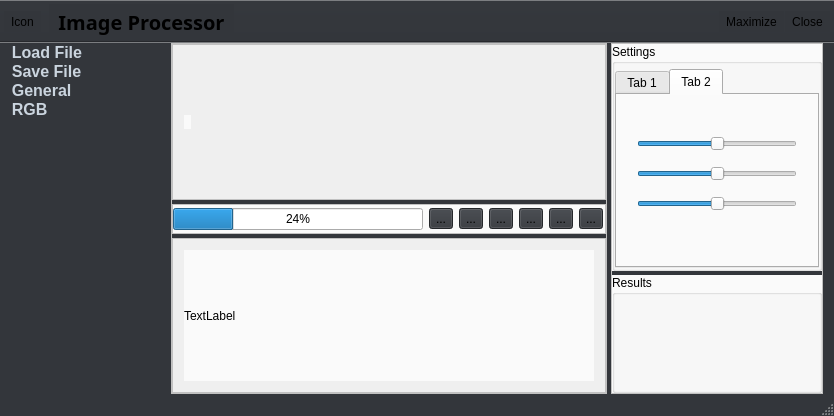
Qt form ImageProcessor/mainwindow.ui (gitdev1234/ImageProcessor) before a commit.
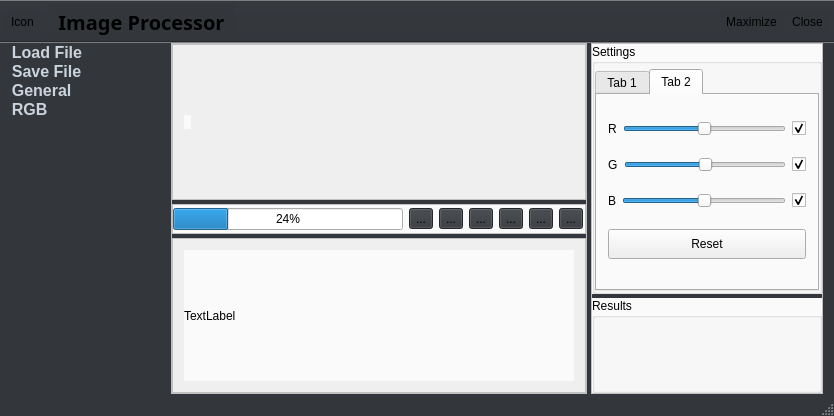
The same form after that commit. Icons and pictures are not drawn.

Commit message: first working version of rgb scaling and disabling

```diff
--- a/ImageProcessor/mainwindow.ui
+++ b/ImageProcessor/mainwindow.ui
@@ -380,6 +380,12 @@
            <enum>Qt::Vertical</enum>
           </property>
           <widget class="QGroupBox" name="groupBox">
+           <property name="maximumSize">
+            <size>
+             <width>16777215</width>
+             <height>250</height>
+            </size>
+           </property>
            <property name="title">
             <string>Settings</string>
            </property>
@@ -426,15 +432,18 @@
                <attribute name="title">
                 <string>Tab 2</string>
                </attribute>
+               <layout class="QVBoxLayout" name="verticalLayout_6">
+                <item>
+                 <layout class="QHBoxLayout" name="horizontalLayout_3">
+                  <item>
+                   <widget class="QLabel" name="label_3">
+                    <property name="text">
+                     <string>R</string>
+                    </property>
+                   </widget>
+                  </item>
+                  <item>
                <widget class="QSlider" name="horizontalSlider">
-                <property name="geometry">
-                 <rect>
-                  <x>20</x>
-                  <y>40</y>
-                  <width>160</width>
-                  <height>18</height>
-                 </rect>
-                </property>
                 <property name="minimum">
                  <number>-255</number>
                 </property>
@@ -445,15 +454,30 @@
                  <enum>Qt::Horizontal</enum>
                 </property>
                </widget>
+                  </item>
+                  <item>
+                   <widget class="QCheckBox" name="checkBox">
+                    <property name="text">
+                     <string/>
+                    </property>
+                    <property name="checked">
+                     <bool>true</bool>
+                    </property>
+                   </widget>
+                  </item>
+                 </layout>
+                </item>
+                <item>
+                 <layout class="QHBoxLayout" name="horizontalLayout_4">
+                  <item>
+                   <widget class="QLabel" name="label_4">
+                    <property name="text">
+                     <string>G</string>
+                    </property>
+                   </widget>
+                  </item>
+                  <item>
                <widget class="QSlider" name="horizontalSlider_2">
-                <property name="geometry">
-                 <rect>
-                  <x>20</x>
-                  <y>70</y>
-                  <width>160</width>
-                  <height>18</height>
-                 </rect>
-                </property>
                 <property name="minimum">
                  <number>-255</number>
                 </property>
@@ -464,15 +488,30 @@
                  <enum>Qt::Horizontal</enum>
                 </property>
                </widget>
+                  </item>
+                  <item>
+                   <widget class="QCheckBox" name="checkBox_2">
+                    <property name="text">
+                     <string/>
+                    </property>
+                    <property name="checked">
+                     <bool>true</bool>
+                    </property>
+                   </widget>
+                  </item>
+                 </layout>
+                </item>
+                <item>
+                 <layout class="QHBoxLayout" name="horizontalLayout_5">
+                  <item>
+                   <widget class="QLabel" name="label_5">
+                    <property name="text">
+                     <string>B</string>
+                    </property>
+                   </widget>
+                  </item>
+                  <item>
                <widget class="QSlider" name="horizontalSlider_3">
-                <property name="geometry">
-                 <rect>
-                  <x>20</x>
-                  <y>100</y>
-                  <width>160</width>
-                  <height>18</height>
-                 </rect>
-                </property>
                 <property name="minimum">
                  <number>-255</number>
                 </property>
@@ -483,6 +522,33 @@
                  <enum>Qt::Horizontal</enum>
                 </property>
                </widget>
+                  </item>
+                  <item>
+                   <widget class="QCheckBox" name="checkBox_3">
+                    <property name="text">
+                     <string/>
+                    </property>
+                    <property name="checked">
+                     <bool>true</bool>
+                    </property>
+                   </widget>
+                  </item>
+                 </layout>
+                </item>
+                <item>
+                 <widget class="QPushButton" name="pushButton_2">
+                  <property name="maximumSize">
+                   <size>
+                    <width>16777215</width>
+                    <height>30</height>
+                   </size>
+                  </property>
+                  <property name="text">
+                   <string>Reset</string>
+                  </property>
+                 </widget>
+                </item>
+               </layout>
               </widget>
              </widget>
             </item>
```
Lines whose indentation alone changed are shown as unchanged. The commit also changes 2 other files.
